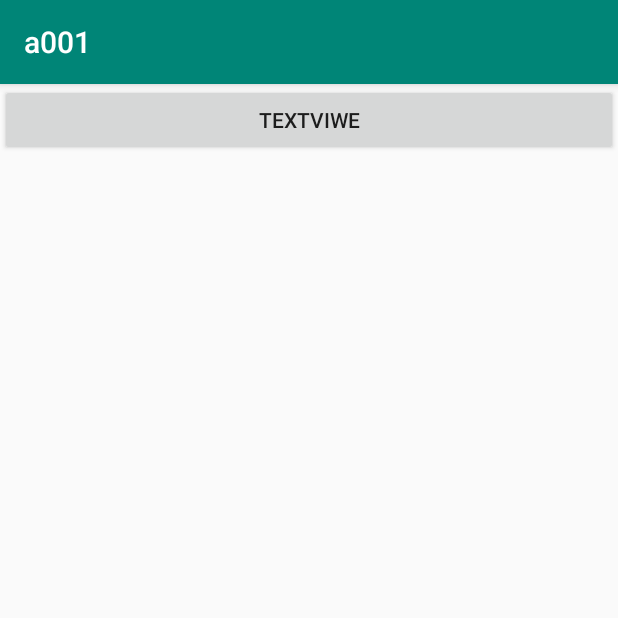
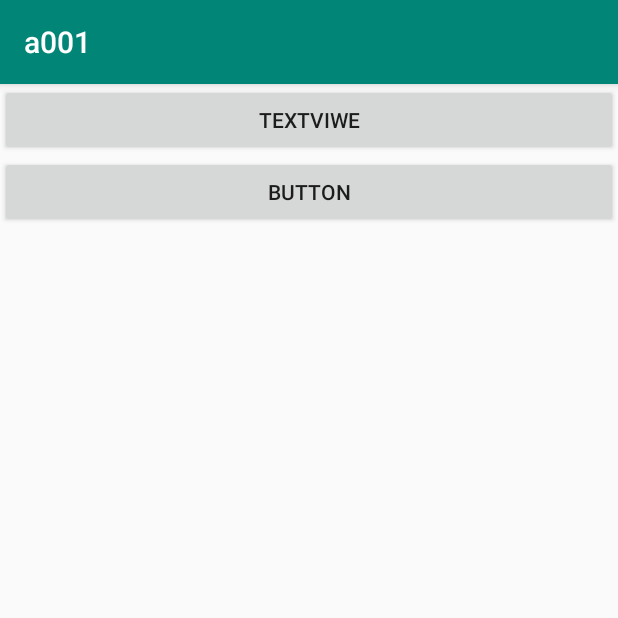
Before and after one commit to chemoontheshy/android, an Android app: the screen it shows after launch (MainActivity), on a phone screen of 412 x 824 dp, the top half of it. Run offline under Robolectric (Android 15) with nearby library versions, the phone set to English and light mode, and no system bars.

Commit message:
first git

```diff
--- a/001/app/src/main/AndroidManifest.xml
+++ b/001/app/src/main/AndroidManifest.xml
@@ -9,7 +9,8 @@
         android:roundIcon="@mipmap/ic_launcher_round"
         android:supportsRtl="true"
         android:theme="@style/AppTheme">
-        <activity android:name=".TextViewActivity"></activity>
+        <activity android:name=".ButtonActivity"></activity>
+        <activity android:name=".TextViewActivity" />
         <activity android:name=".MainActivity">
             <intent-filter>
                 <action android:name="android.intent.action.MAIN" />
--- a/001/app/src/main/java/com/qchenmo/a001/MainActivity.java
+++ b/001/app/src/main/java/com/qchenmo/a001/MainActivity.java
@@ -9,21 +9,28 @@ import android.widget.Button;
 
 public class MainActivity extends AppCompatActivity {
 
-    private Button btntoTextView;
+    private Button btn_toTextView,btn_toButton;
 
     @Override
     protected void onCreate(Bundle savedInstanceState) {
         super.onCreate(savedInstanceState);
         setContentView(R.layout.activity_main);
 
-        btntoTextView = (Button) findViewById(R.id.toTextView);
-        btntoTextView.setOnClickListener(new View.OnClickListener() {
+        btn_toTextView = findViewById(R.id.toTextView);
+        btn_toTextView.setOnClickListener(new View.OnClickListener() {
             @Override
             public void onClick(View v) {
                 Intent intent = new Intent(MainActivity.this,TextViewActivity.class);
                 startActivity(intent);
             }
         });
+        btn_toButton = findViewById(R.id.toButton);
+        btn_toButton.setOnClickListener(new View.OnClickListener() {
+            @Override
+            public void onClick(View v) {
+                Intent intent = new Intent(MainActivity.this,)
+            }
+        });
 
     }
 }
--- a/001/app/src/main/java/com/qchenmo/a001/TextViewActivity.java
+++ b/001/app/src/main/java/com/qchenmo/a001/TextViewActivity.java
@@ -15,7 +15,7 @@ public class TextViewActivity extends AppCompatActivity {
     protected void onCreate(Bundle savedInstanceState) {
         super.onCreate(savedInstanceState);
         setContentView(R.layout.activity_text_view);
-        mTv4 = (TextView) findViewById(R.id.tv_4);
+        mTv4 = findViewById(R.id.tv_4);
         mTv4.getPaint().setFlags(Paint.STRIKE_THRU_TEXT_FLAG);
         mTv4.getPaint().setAntiAlias(true);
         mTv5 = findViewById(R.id.tv_5);
--- a/001/app/src/main/res/layout/activity_main.xml
+++ b/001/app/src/main/res/layout/activity_main.xml
@@ -11,6 +11,12 @@
         android:id="@+id/toTextView"
         android:layout_width="match_parent"
         android:layout_height="wrap_content"
-        android:text="@string/btn_toTextView"></Button>
+        android:text="@string/btn_toTextView" />
+
+    <Button
+        android:id="@+id/toButton"
+        android:layout_width="match_parent"
+        android:layout_height="wrap_content"
+        android:text="@string/btn_toButton" />
 
 </LinearLayout>
--- a/001/app/src/main/res/values/strings.xml
+++ b/001/app/src/main/res/values/strings.xml
@@ -8,4 +8,5 @@
     <string name="tv_4">下划线</string>
     <string name="tv_5">下划线</string>
     <string name="tv_7">跑马灯跑马灯跑马灯跑马灯跑马灯跑马灯跑马灯跑马灯跑马灯跑马灯跑马灯跑马灯跑马灯跑马灯跑马灯</string>
+    <string name="btn_toButton">Button</string>
 </resources>
```
Also changed, not shown: 001/app/src/main/java/com/qchenmo/a001/ButtonActivity.java (added, +14 -0 lines), 001/app/src/main/res/layout/activity_button.xml (added, +9 -0 lines).
